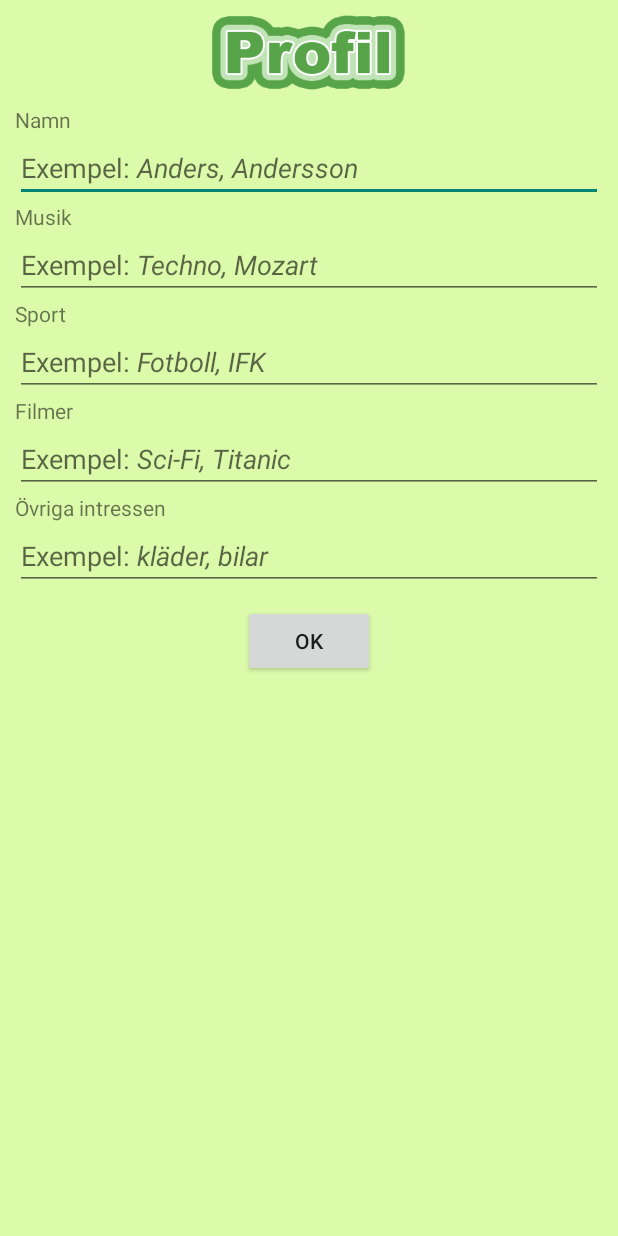
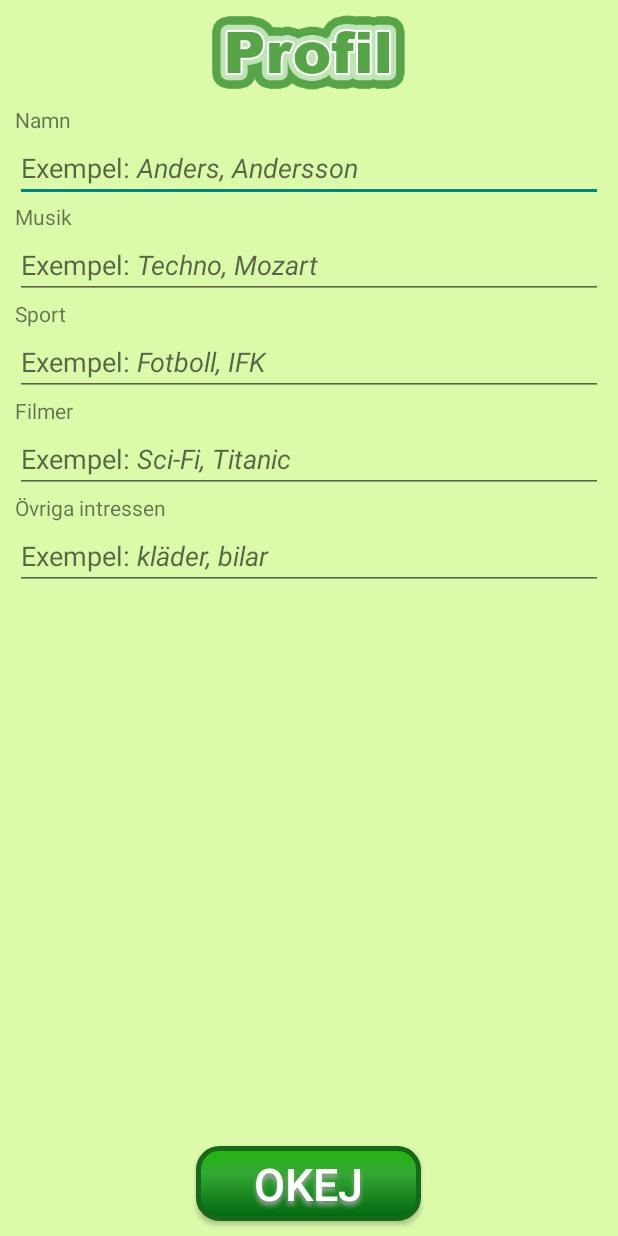
Before and after one commit to Jooster2/DAT255, an Android app: the ProfileActivity screen opened directly, with no data from a screen before it, on a phone screen of 412 x 824 dp. Run offline under Robolectric (Android 15) with nearby library versions, the phone set to English and light mode, and no system bars.

Commit message:
Added nice graphicy OKEJ-button to profile and matchwindow
Signed-off-by: Joakim Schmidt <joakim.schmidt@gmail.com>

```diff
--- a/app/src/main/res/layout/activity_profile.xml
+++ b/app/src/main/res/layout/activity_profile.xml
@@ -94,11 +94,19 @@
     </ScrollView>
 
     <Button
-        android:layout_width="wrap_content"
-        android:layout_height="wrap_content"
-        android:layout_below="@id/scroller"
+        android:text="OKEJ"
+        android:textColor="#FFFFFF"
+        android:textSize="30sp"
+        android:layout_width="150dp"
+        android:layout_height="50dp"
+        android:background="@drawable/buttonshape"
+        android:shadowColor="#A8A8A8"
+        android:shadowDx="0"
+        android:shadowDy="4"
+        android:shadowRadius="4"
+        android:layout_alignParentBottom="true"
+        android:layout_marginBottom="10dp"
         android:layout_centerHorizontal="true"
-        android:text="OK"
         android:onClick="onFinishedClick"/>
 
 </RelativeLayout>
```
Also changed, not shown: app/src/main/res/layout/activity_profilematchwindow.xml (+22 -1 lines).
